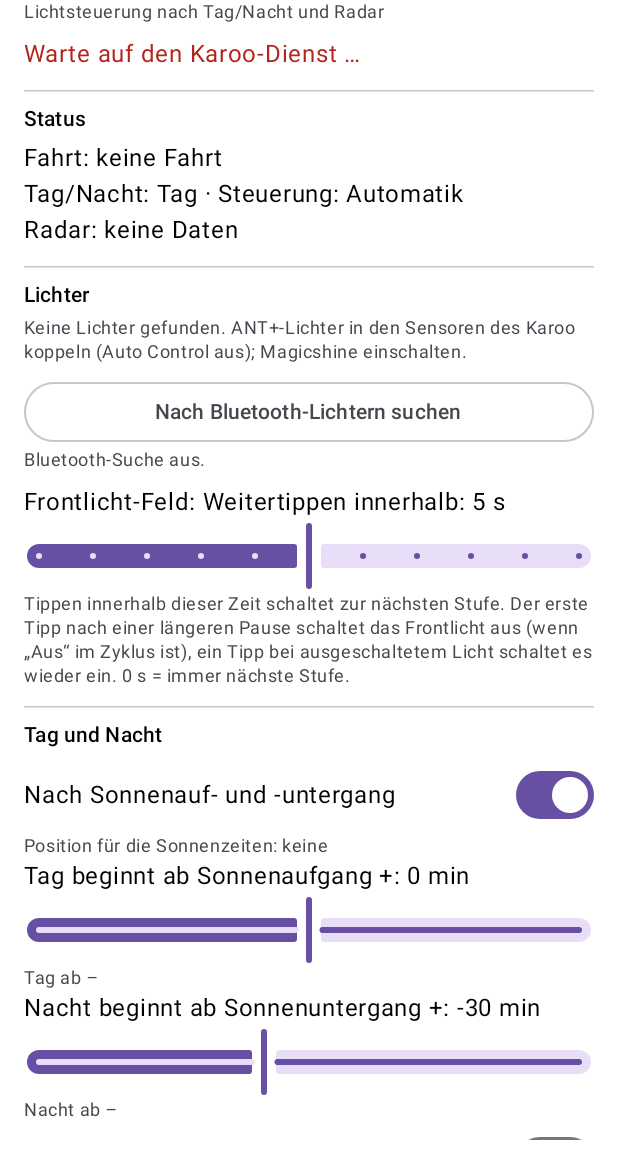
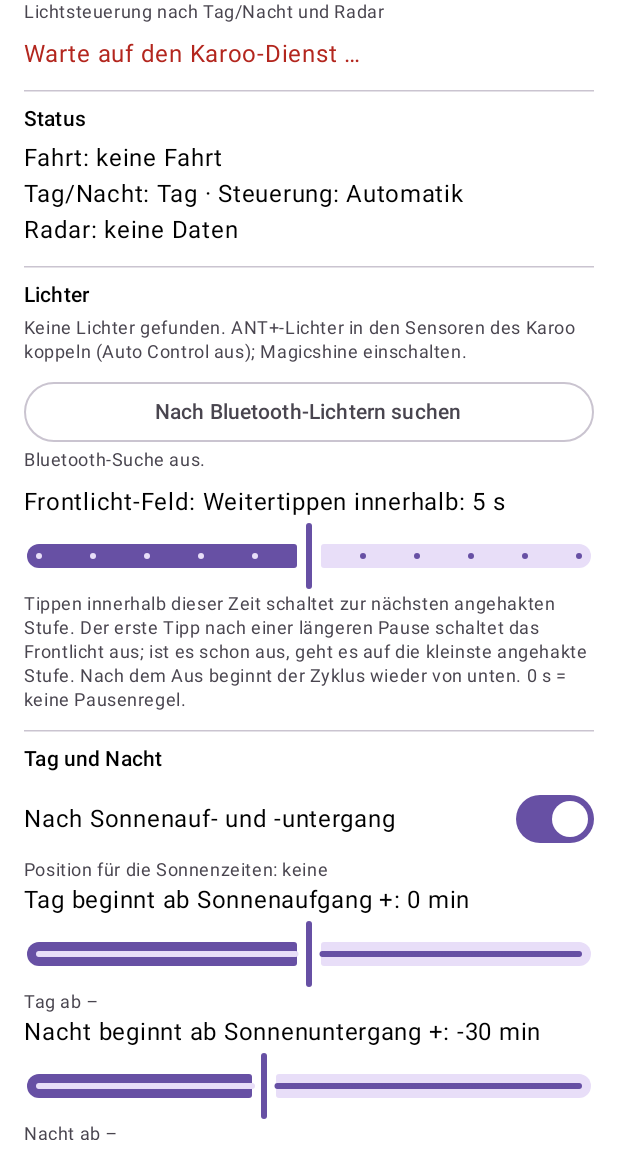
Before and after one commit to opaunke82/lightpilot, an Android app built with Jetpack Compose: the screen it shows after launch (MainActivity), on a phone screen of 412 x 824 dp, the part 72-1236 px from its top. Run offline under Robolectric (Android 15) with nearby library versions, the phone set to English and light mode, and no system bars; our stand-ins replace Timber; libraries missing offline, so code that uses them is left out: io.hammerhead.karooext.

Commit message:
Front field break rule independent of the 'Aus' tick
- After a break the first tap switches a light that is on off, whether or not 'Aus' is
  ticked; a light that is off goes to the lowest ticked step.
- After that off the cycle starts again from the lowest step.
- 'Aus' ticked only adds off as a step of the fast cycle.

Co-Authored-By: Claude Opus 5.5 <noreply@anthropic.com>
Claude-Session: https://claude.ai/code/session_01L89kKCPUb4RWBddXFbxg9f

```diff
--- a/app/src/main/kotlin/io/github/opaunke82/lightpilot/ui/screens/LightDetailDialog.kt
+++ b/app/src/main/kotlin/io/github/opaunke82/lightpilot/ui/screens/LightDetailDialog.kt
@@ -164,6 +164,12 @@ fun LightDetailDialog(
                     if (setup.role == LightRole.FRONT) {
                         HorizontalDivider(modifier = Modifier.padding(vertical = 8.dp))
                         Text("Stufen für das Frontlicht-Datenfeld", style = MaterialTheme.typography.labelMedium)
+                        Text(
+                            "„Aus“ angehakt: Aus kommt auch beim schnellen Durchtippen. Nach einer Pause schaltet " +
+                                "der erste Tipp ohnehin aus (Zeit unter „Lichter“ einstellbar).",
+                            style = MaterialTheme.typography.bodySmall,
+                            color = MaterialTheme.colorScheme.onSurfaceVariant,
+                        )
                         // Order of the cycle: the light's modes from low to high, "Aus" last.
                         val cycleOrder = modes.filter { it.id != "OFF" } + LightModeOption("OFF", "Aus")
                         cycleOrder.forEach { option ->
--- a/app/src/main/kotlin/io/github/opaunke82/lightpilot/ui/screens/SettingsScreen.kt
+++ b/app/src/main/kotlin/io/github/opaunke82/lightpilot/ui/screens/SettingsScreen.kt
@@ -158,9 +158,9 @@ fun SettingsScreen(
                 value = settings.frontCycleWindowSeconds, range = 0..10, unit = "s",
             ) { actions.save(settings.copy(frontCycleWindowSeconds = it)) }
             Note(
-                "Tippen innerhalb dieser Zeit schaltet zur nächsten Stufe. Der erste Tipp nach einer längeren " +
-                    "Pause schaltet das Frontlicht aus (wenn „Aus“ im Zyklus ist), ein Tipp bei ausgeschaltetem " +
-                    "Licht schaltet es wieder ein. 0 s = immer nächste Stufe.",
+                "Tippen innerhalb dieser Zeit schaltet zur nächsten angehakten Stufe. Der erste Tipp nach einer " +
+                    "längeren Pause schaltet das Frontlicht aus; ist es schon aus, geht es auf die kleinste " +
+                    "angehakte Stufe. Nach dem Aus beginnt der Zyklus wieder von unten. 0 s = keine Pausenregel.",
             )
         }
 
--- a/core/src/main/kotlin/io/github/opaunke82/lightpilot/core/Model.kt
+++ b/core/src/main/kotlin/io/github/opaunke82/lightpilot/core/Model.kt
@@ -83,8 +83,9 @@ data class Settings(
     /** Peloton mode is offered on the data field. Off: it is skipped and acts like automatic. */
     val pelotonEnabled: Boolean = true,
     /**
-     * Front field: taps within this time step through the cycle; the first tap after a longer
-     * break switches the light off (if "off" is in the cycle). 0 = always the next step.
+     * Front field: taps within this time step through the cycle. The first tap after a longer
+     * break switches a light that is on off, and a light that is off on at the lowest ticked
+     * step. 0 = no break rule, every tap is the next step.
      */
     val fieldCycleWindowMs: Long = 5_000,
 )
```
Also changed, not shown: core/src/main/kotlin/io/github/opaunke82/lightpilot/core/Brain.kt (+18 -9 lines), 2 other files.
